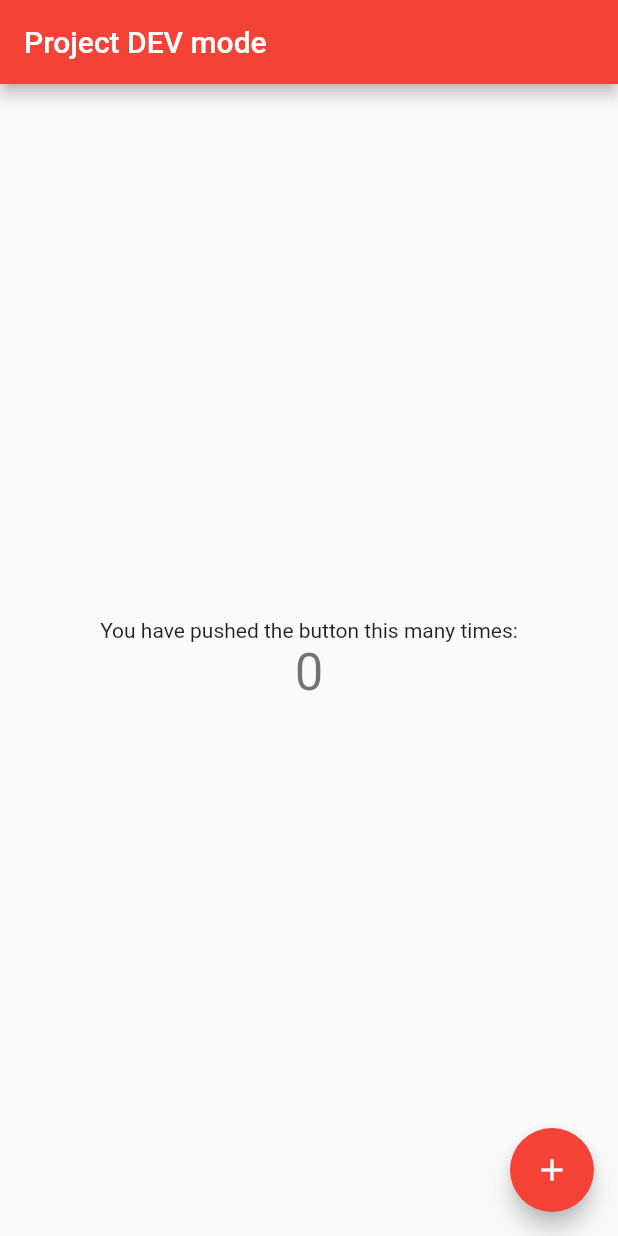
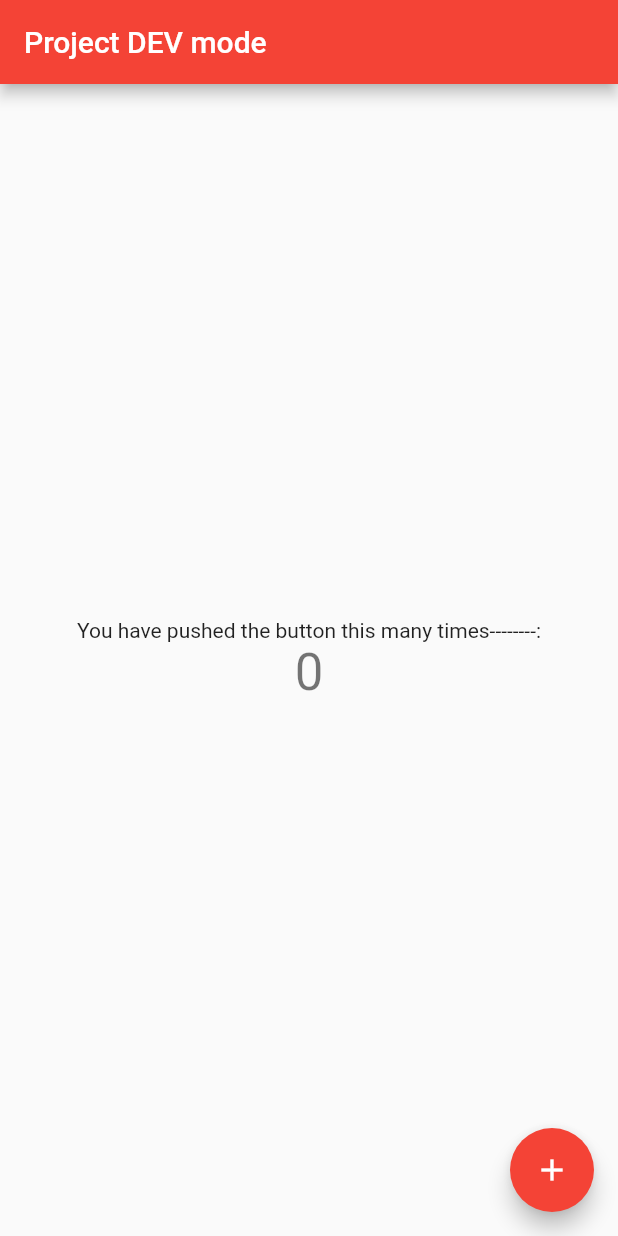
Before and after one commit to williamnkosi/codemagicpoc, a Flutter app: the screen it shows after launch, on a phone screen of 412 x 824 dp. Run offline on Flutter 3.47's test engine with Material 2 defaults, Android fonts, the phone set to English and light mode, and no system bars; our stand-ins replace get_it.

Commit message:
added dashes

```diff
--- a/codemagicpoc/lib/main.dart
+++ b/codemagicpoc/lib/main.dart
@@ -88,7 +88,7 @@ class _MyHomePageState extends State<MyHomePage> {
           mainAxisAlignment: MainAxisAlignment.center,
           children: <Widget>[
             Text(
-              'You have pushed the button this many times:',
+              'You have pushed the button this many times--------:',
             ),
             Text(
               '$_counter',
```
